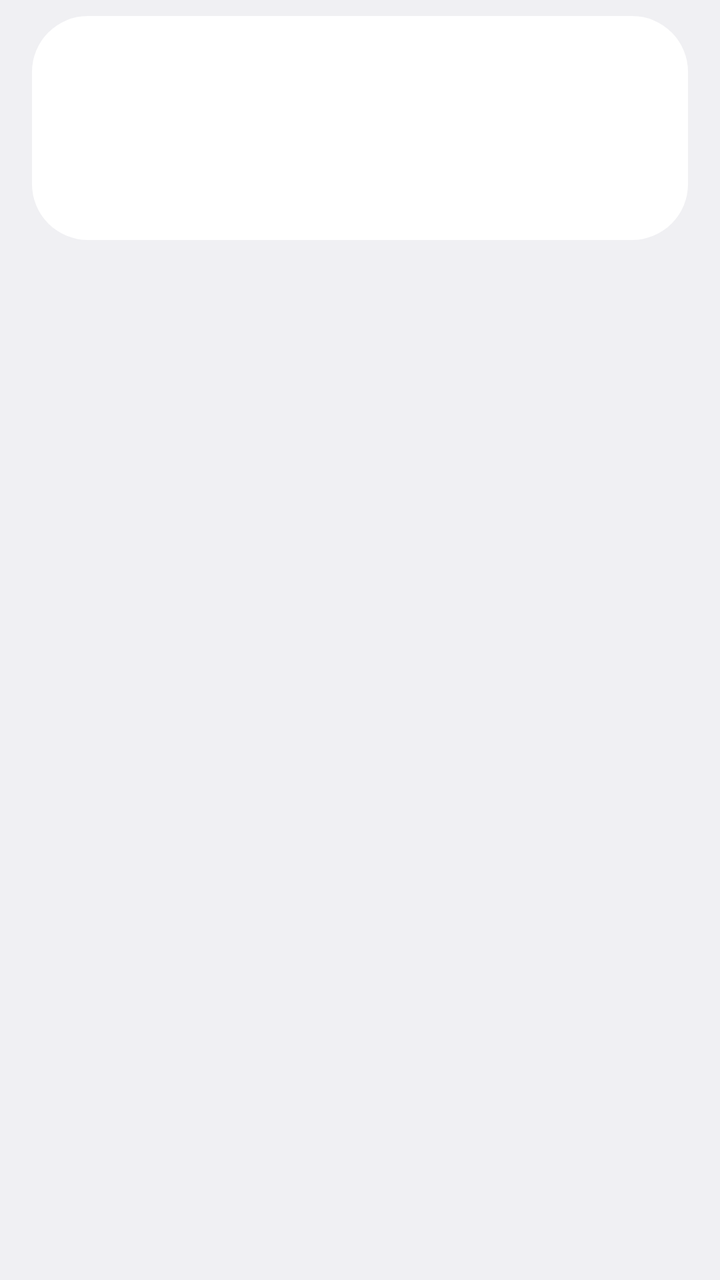
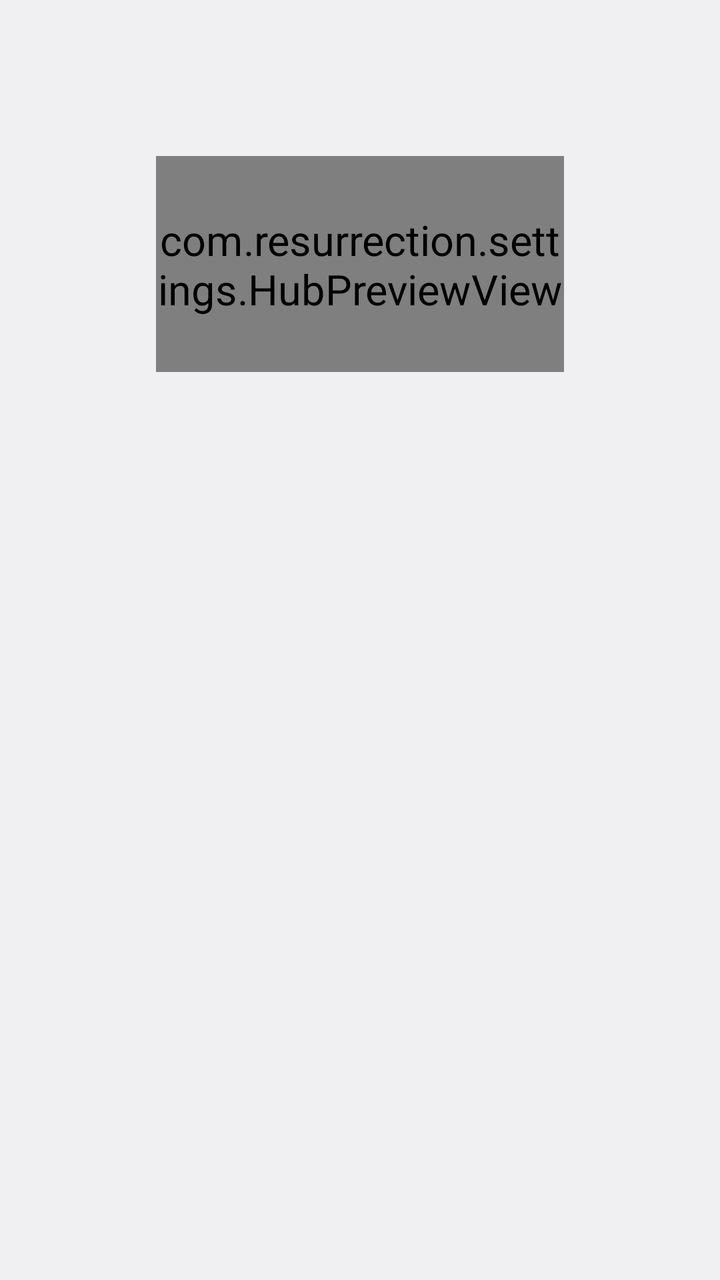

An Android layout rendered at two revisions. The XML below is the earlier revision; the diff shows what the commit changed to produce the second picture.
<!-- AndroidManifest.xml: application theme android:Theme.DeviceDefault.DayNight -->
<!-- res/layout/remixer_section_header.xml -->
<?xml version="1.0" encoding="utf-8"?>
<FrameLayout xmlns:android="http://schemas.android.com/apk/res/android"
    android:layout_width="match_parent"
    android:layout_height="wrap_content"
    android:paddingStart="16dp"
    android:paddingTop="8dp"
    android:paddingEnd="16dp"
    android:paddingBottom="16dp">

    <LinearLayout
        android:id="@+id/remixer_section_card"
        android:layout_width="match_parent"
        android:layout_height="wrap_content"
        android:background="@drawable/remixer_section_bg"
        android:gravity="center_vertical"
        android:minHeight="112dp"
        android:orientation="horizontal"
        android:paddingStart="24dp"
        android:paddingEnd="24dp">

        <ImageView
            android:id="@+id/remixer_section_icon"
            android:layout_width="48dp"
            android:layout_height="48dp"
            android:importantForAccessibility="no" />

        <TextView
            android:id="@+id/remixer_section_summary"
            android:layout_width="0dp"
            android:layout_height="wrap_content"
            android:layout_marginStart="20dp"
            android:layout_weight="1"
            android:fontFamily="sans-serif-medium"
            android:textSize="18sp" />
    </LinearLayout>
</FrameLayout>
<!-- resources referenced by this layout -->
<resources>
  <!-- drawable remixer_section_bg (drawable) -->
  <?xml version="1.0" encoding="utf-8"?>
  <shape xmlns:android="http://schemas.android.com/apk/res/android"
      android:shape="rectangle">
      <corners android:radius="28dp" />
      <solid android:color="@android:color/white" />
  </shape>
</resources>

<!-- the commit's change to res/layout/remixer_section_header.xml (unified diff, before → after) -->
@@ -7,30 +7,47 @@
     android:paddingEnd="16dp"
     android:paddingBottom="16dp">
 
-    <LinearLayout
+    <FrameLayout
         android:id="@+id/remixer_section_card"
         android:layout_width="match_parent"
-        android:layout_height="wrap_content"
-        android:background="@drawable/remixer_section_bg"
-        android:gravity="center_vertical"
-        android:minHeight="112dp"
-        android:orientation="horizontal"
-        android:paddingStart="24dp"
-        android:paddingEnd="24dp">
+        android:layout_height="188dp">
 
-        <ImageView
-            android:id="@+id/remixer_section_icon"
-            android:layout_width="48dp"
-            android:layout_height="48dp"
-            android:importantForAccessibility="no" />
+        <com.resurrection.settings.HubPreviewView
+            android:id="@+id/remixer_section_stage"
+            android:layout_width="136dp"
+            android:layout_height="72dp"
+            android:layout_gravity="bottom|center_horizontal"
+            android:layout_marginBottom="10dp"
+            android:importantForAccessibility="no"
+            android:scaleX="1.5"
+            android:scaleY="1.5"
+            android:transformPivotX="68dp"
+            android:transformPivotY="72dp" />
 
-        <TextView
-            android:id="@+id/remixer_section_summary"
-            android:layout_width="0dp"
+        <LinearLayout
+            android:layout_width="match_parent"
             android:layout_height="wrap_content"
-            android:layout_marginStart="20dp"
-            android:layout_weight="1"
-            android:fontFamily="sans-serif-medium"
-            android:textSize="18sp" />
-    </LinearLayout>
+            android:orientation="vertical"
+            android:paddingStart="20dp"
+            android:paddingTop="18dp"
+            android:paddingEnd="20dp">
+
+            <TextView
+                android:id="@+id/remixer_section_title"
+                android:layout_width="wrap_content"
+                android:layout_height="wrap_content"
+                android:fontFamily="sans-serif-medium"
+                android:textColor="@android:color/white"
+                android:textSize="22sp"
+                android:textStyle="bold" />
+
+            <TextView
+                android:id="@+id/remixer_section_summary"
+                android:layout_width="wrap_content"
+                android:layout_height="wrap_content"
+                android:layout_marginTop="2dp"
+                android:textColor="#C2FFFFFF"
+                android:textSize="13sp" />
+        </LinearLayout>
+    </FrameLayout>
 </FrameLayout>
<!-- resource entries referenced after the edit -->
@@ -1,11 +1,5 @@
 <!-- resources referenced by this layout -->
 <resources>
-  <!-- drawable remixer_section_bg (drawable) -->
-  <?xml version="1.0" encoding="utf-8"?>
-  <shape xmlns:android="http://schemas.android.com/apk/res/android"
-      android:shape="rectangle">
-      <corners android:radius="28dp" />
-      <solid android:color="@android:color/white" />
-  </shape>
+
 </resources>
 
